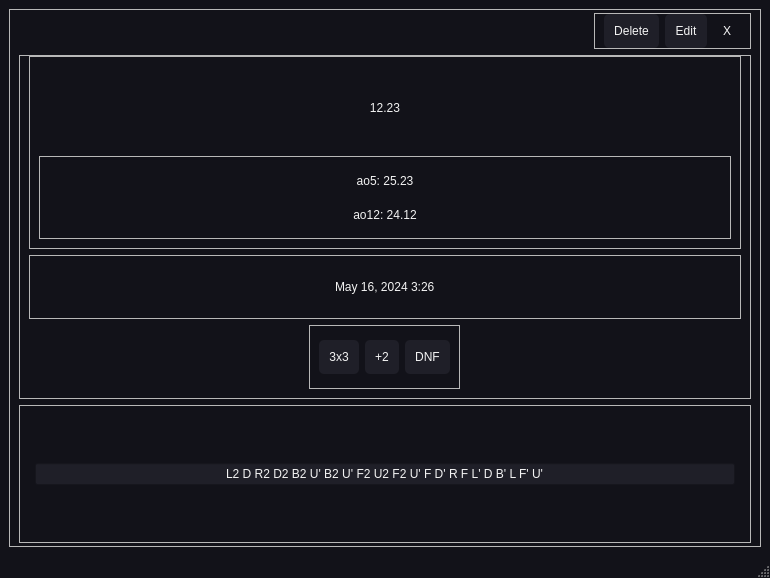
Above: src/ui/timeInfo.ui from gabnash05/CubeTimer before the change. Below: the same form after it.
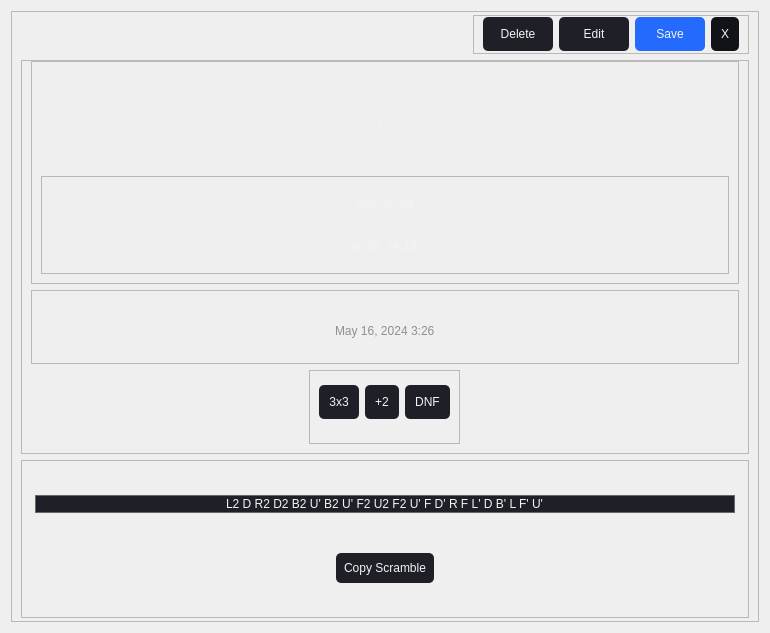
That is the form after the change.

Commit message: added timeInfoBox functionality and timeinfo ui

What changed in the file:
```diff
--- a/src/ui/timeInfo.ui
+++ b/src/ui/timeInfo.ui
@@ -1,27 +1,45 @@
 <?xml version="1.0" encoding="UTF-8"?>
 <ui version="4.0">
- <class>MainWindow</class>
- <widget class="QMainWindow" name="MainWindow">
+ <class>centralWidget</class>
+ <widget class="QWidget" name="centralWidget">
   <property name="geometry">
    <rect>
     <x>0</x>
     <y>0</y>
     <width>770</width>
-    <height>578</height>
+    <height>633</height>
    </rect>
   </property>
+  <property name="sizePolicy">
+   <sizepolicy hsizetype="Preferred" vsizetype="Fixed">
+    <horstretch>0</horstretch>
+    <verstretch>0</verstretch>
+   </sizepolicy>
+  </property>
+  <property name="minimumSize">
+   <size>
+    <width>770</width>
+    <height>633</height>
+   </size>
+  </property>
+  <property name="maximumSize">
+   <size>
+    <width>1000</width>
+    <height>633</height>
+   </size>
+  </property>
   <property name="windowTitle">
    <string>MainWindow</string>
   </property>
   <property name="styleSheet">
-   <string notr="true">QMainWindow {
-	background-color: rgb(18, 18, 25);
-}</string>
+   <string notr="true"/>
   </property>
-  <widget class="QWidget" name="centralwidget">
    <layout class="QGridLayout" name="gridLayout">
     <item row="0" column="0">
      <widget class="QFrame" name="mainFrame">
+     <property name="enabled">
+      <bool>true</bool>
+     </property>
       <property name="styleSheet">
        <string notr="true"/>
       </property>
@@ -51,7 +69,14 @@
 }
 QPushButton:hover {
 	background-color: rgb(61, 61, 70);
-}</string>
+}
+#saveButton_2 {
+	background-color: rgb(36,107,253);
+}
+#saveButton_2:hover {
+	background-color: rgb(66,137,253);
+}
+</string>
          </property>
          <property name="frameShape">
           <enum>QFrame::StyledPanel</enum>
@@ -67,7 +92,19 @@
            <number>0</number>
           </property>
           <item>
-           <widget class="QPushButton" name="pushButton_3">
+          <widget class="QPushButton" name="deleteButton_2">
+           <property name="minimumSize">
+            <size>
+             <width>70</width>
+             <height>0</height>
+            </size>
+           </property>
+           <property name="maximumSize">
+            <size>
+             <width>70</width>
+             <height>16777215</height>
+            </size>
+           </property>
             <property name="cursor">
              <cursorShape>PointingHandCursor</cursorShape>
             </property>
@@ -77,7 +114,25 @@
            </widget>
           </item>
           <item>
-           <widget class="QPushButton" name="pushButton_2">
+          <widget class="QPushButton" name="editButton_2">
+           <property name="sizePolicy">
+            <sizepolicy hsizetype="Expanding" vsizetype="Fixed">
+             <horstretch>0</horstretch>
+             <verstretch>0</verstretch>
+            </sizepolicy>
+           </property>
+           <property name="minimumSize">
+            <size>
+             <width>70</width>
+             <height>0</height>
+            </size>
+           </property>
+           <property name="maximumSize">
+            <size>
+             <width>70</width>
+             <height>16777215</height>
+            </size>
+           </property>
             <property name="cursor">
              <cursorShape>PointingHandCursor</cursorShape>
             </property>
@@ -87,7 +142,32 @@
            </widget>
           </item>
           <item>
-           <widget class="QPushButton" name="pushButton">
+          <widget class="QPushButton" name="saveButton_2">
+           <property name="minimumSize">
+            <size>
+             <width>70</width>
+             <height>0</height>
+            </size>
+           </property>
+           <property name="maximumSize">
+            <size>
+             <width>70</width>
+             <height>16777215</height>
+            </size>
+           </property>
+           <property name="cursor">
+            <cursorShape>PointingHandCursor</cursorShape>
+           </property>
+           <property name="styleSheet">
+            <string notr="true"/>
+           </property>
+           <property name="text">
+            <string>Save</string>
+           </property>
+          </widget>
+         </item>
+         <item>
+          <widget class="QPushButton" name="exitButton_2">
             <property name="cursor">
              <cursorShape>PointingHandCursor</cursorShape>
             </property>
@@ -199,9 +279,15 @@
             <property name="frameShadow">
              <enum>QFrame::Raised</enum>
             </property>
-            <layout class="QHBoxLayout" name="horizontalLayout_3">
+           <layout class="QHBoxLayout" name="horizontalLayout_5">
+            <property name="bottomMargin">
+             <number>0</number>
+            </property>
              <item alignment="Qt::AlignHCenter|Qt::AlignVCenter">
-              <widget class="QLabel" name="label_2">
+             <widget class="QLabel" name="dateLabel_2">
+              <property name="styleSheet">
+               <string notr="true">color: rgb(143, 143, 143);</string>
+              </property>
                <property name="text">
                 <string>May 16, 2024 3:26</string>
                </property>
@@ -231,9 +317,15 @@
             <property name="frameShadow">
              <enum>QFrame::Raised</enum>
             </property>
-            <layout class="QHBoxLayout" name="horizontalLayout_4">
+           <layout class="QHBoxLayout" name="horizontalLayout_6">
+            <property name="topMargin">
+             <number>0</number>
+            </property>
              <item>
-              <widget class="QPushButton" name="pushButton_6">
+             <widget class="QPushButton" name="cubeModeButton_2">
+              <property name="enabled">
+               <bool>false</bool>
+              </property>
                <property name="sizePolicy">
                 <sizepolicy hsizetype="Minimum" vsizetype="Fixed">
                  <horstretch>0</horstretch>
@@ -261,7 +353,10 @@
               </widget>
              </item>
              <item>
-              <widget class="QPushButton" name="pushButton_5">
+             <widget class="QPushButton" name="plus2Button_2">
+              <property name="enabled">
+               <bool>false</bool>
+              </property>
                <property name="maximumSize">
                 <size>
                  <width>65</width>
@@ -277,7 +372,10 @@
               </widget>
              </item>
              <item>
-              <widget class="QPushButton" name="pushButton_4">
+             <widget class="QPushButton" name="dnfButton_2">
+              <property name="enabled">
+               <bool>false</bool>
+              </property>
                <property name="maximumSize">
                 <size>
                  <width>65</width>
@@ -305,6 +403,7 @@
 	font: 14pt &quot;Gill Sans MT&quot;;
 	color: rgb(243, 243, 243);
 	background-color: rgb(31, 31, 40);
+	border: 1px solid rgb(103, 103, 103);
 }</string>
          </property>
          <property name="frameShape">
@@ -313,9 +412,15 @@
          <property name="frameShadow">
           <enum>QFrame::Raised</enum>
          </property>
-         <layout class="QHBoxLayout" name="horizontalLayout_5">
+        <layout class="QVBoxLayout" name="verticalLayout_9">
+         <property name="spacing">
+          <number>15</number>
+         </property>
           <item alignment="Qt::AlignHCenter">
-           <widget class="QLineEdit" name="lineEdit">
+          <widget class="QLineEdit" name="scrambleInput_2">
+           <property name="enabled">
+            <bool>false</bool>
+           </property>
             <property name="sizePolicy">
              <sizepolicy hsizetype="Preferred" vsizetype="Fixed">
               <horstretch>0</horstretch>
@@ -342,7 +447,33 @@
             </property>
            </widget>
           </item>
-         </layout>
+         <item alignment="Qt::AlignHCenter">
+          <widget class="QPushButton" name="copyScrambleButton_2">
+           <property name="sizePolicy">
+            <sizepolicy hsizetype="Maximum" vsizetype="Fixed">
+             <horstretch>0</horstretch>
+             <verstretch>0</verstretch>
+            </sizepolicy>
+           </property>
+           <property name="cursor">
+            <cursorShape>PointingHandCursor</cursorShape>
+           </property>
+           <property name="styleSheet">
+            <string notr="true">QPushButton {
+    background-color: rgb(31, 31, 40);
+    color: rgb(243, 243, 243);
+    border: none;
+    border-radius: 5px;
+    padding: 8px;
+	font: 10pt &quot;Gill Sans MT&quot;;
+}
+QPushButton:hover {
+	background-color: rgb(61, 61, 70);
+}</string>
+           </property>
+           <property name="text">
+            <string>Copy Scramble</string>
+           </property>
         </widget>
        </item>
       </layout>
@@ -350,17 +481,8 @@
     </item>
    </layout>
   </widget>
-  <widget class="QMenuBar" name="menubar">
-   <property name="geometry">
-    <rect>
-     <x>0</x>
-     <y>0</y>
-     <width>770</width>
-     <height>26</height>
-    </rect>
-   </property>
-  </widget>
-  <widget class="QStatusBar" name="statusbar"/>
+   </item>
+  </layout>
  </widget>
  <resources/>
  <connections/>
```
Left out of the diff: 34 changed lines with no effect on the pictures. Lines whose indentation alone changed are shown as unchanged. The commit also changes 7 other files.
